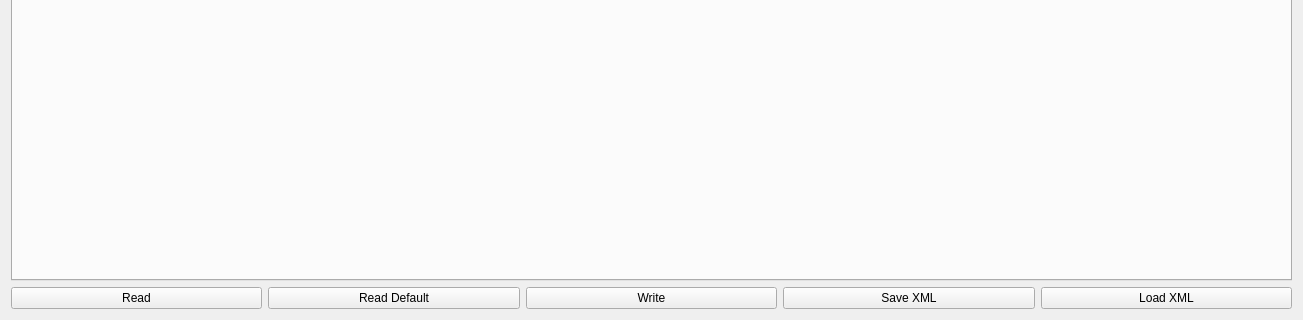
Qt form pages/pagecustomconfig.ui (njupt-robomasters/vesc_tool-zh) before a commit; both pictures show x 0 to 1303 and y 384 to 704 of the 1303 by 704 pixel window.
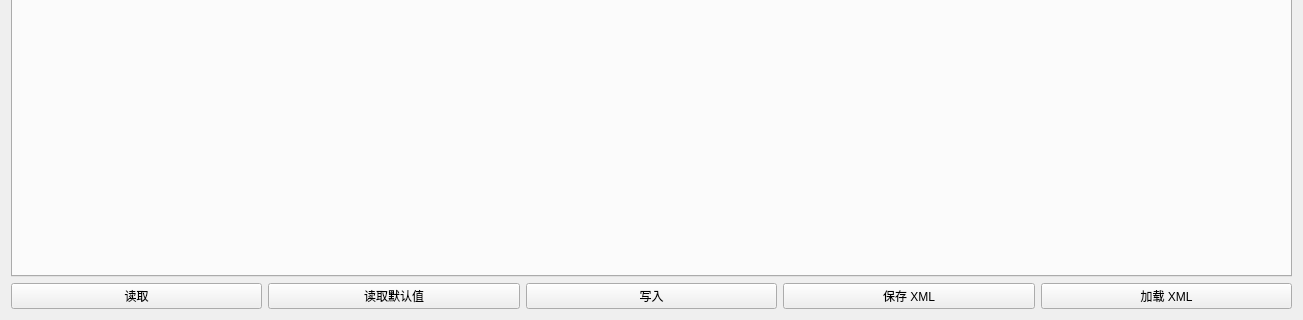
The same form after that commit. Icons and pictures are not drawn.

```diff
--- a/pages/pagecustomconfig.ui
+++ b/pages/pagecustomconfig.ui
@@ -29,7 +29,7 @@
      <item>
       <widget class="QPushButton" name="readButton">
        <property name="text">
-        <string>Read</string>
+        <string>读取</string>
        </property>
        <property name="icon">
         <iconset resource="../res.qrc">
@@ -40,7 +40,7 @@
      <item>
       <widget class="QPushButton" name="readDefaultButton">
        <property name="text">
-        <string>Read Default</string>
+        <string>读取默认值</string>
        </property>
        <property name="icon">
         <iconset resource="../res.qrc">
@@ -51,7 +51,7 @@
      <item>
       <widget class="QPushButton" name="writeButton">
        <property name="text">
-        <string>Write</string>
+        <string>写入</string>
        </property>
        <property name="icon">
         <iconset resource="../res.qrc">
@@ -62,14 +62,14 @@
      <item>
       <widget class="QPushButton" name="saveXmlButton">
        <property name="text">
-        <string>Save XML</string>
+        <string>保存 XML</string>
        </property>
       </widget>
      </item>
      <item>
       <widget class="QPushButton" name="loadXmlButton">
        <property name="text">
-        <string>Load XML</string>
+        <string>加载 XML</string>
        </property>
       </widget>
      </item>
```
